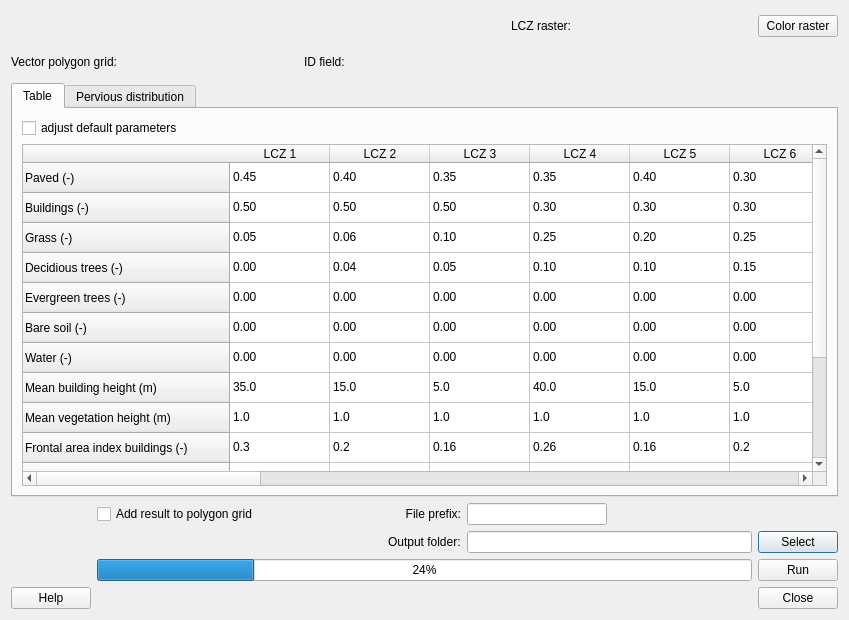
This is LCZ_Converter/LCZ_converter_dialog_base.ui in UMEP-dev/UMEP as Qt 5 draws it before an edit. The edited form follows.
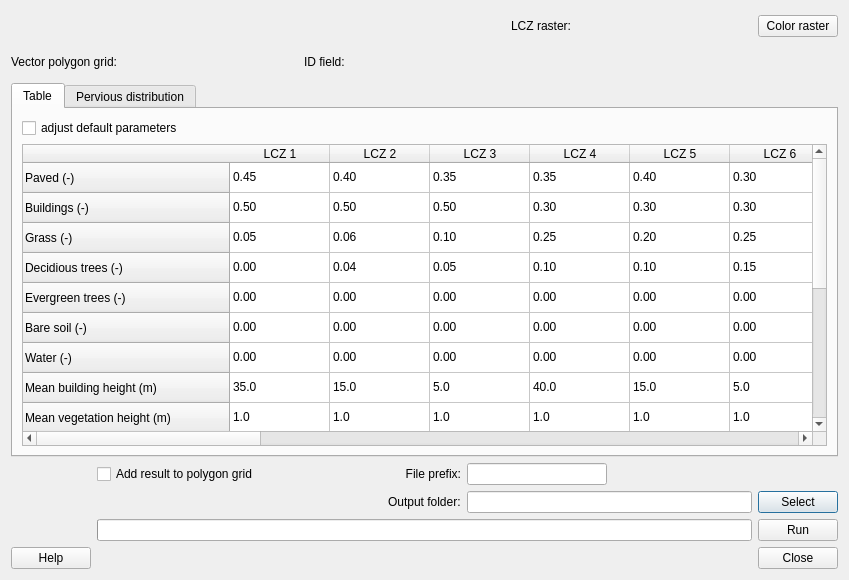
This is the edited form.

What changed in the file:
```diff
--- a/LCZ_Converter/LCZ_converter_dialog_base.ui
+++ b/LCZ_Converter/LCZ_converter_dialog_base.ui
@@ -7,7 +7,7 @@
     <x>0</x>
     <y>0</y>
     <width>849</width>
-    <height>620</height>
+    <height>580</height>
    </rect>
   </property>
   <property name="windowTitle">
@@ -143,7 +143,10 @@
      <item row="2" column="1" colspan="5">
       <widget class="QProgressBar" name="progressBar">
        <property name="value">
-        <number>24</number>
+        <number>0</number>
+       </property>
+       <property name="textVisible">
+        <bool>false</bool>
        </property>
       </widget>
      </item>
@@ -263,6 +266,11 @@
            <string>Maximum vegetation height (m)</string>
           </property>
          </row>
+         <row>
+          <property name="text">
+           <string>Heigh to width ratio (-)</string>
+          </property>
+         </row>
          <column>
           <property name="text">
            <string>LCZ 1</string>
@@ -1623,6 +1631,91 @@
            <string>0.01</string>
           </property>
          </item>
+         <item row="15" column="0">
+          <property name="text">
+           <string>2.5</string>
+          </property>
+         </item>
+         <item row="15" column="1">
+          <property name="text">
+           <string>1.25</string>
+          </property>
+         </item>
+         <item row="15" column="2">
+          <property name="text">
+           <string>1.25</string>
+          </property>
+         </item>
+         <item row="15" column="3">
+          <property name="text">
+           <string>1.0</string>
+          </property>
+         </item>
+         <item row="15" column="4">
+          <property name="text">
+           <string>0.5</string>
+          </property>
+         </item>
+         <item row="15" column="5">
+          <property name="text">
+           <string>0.5</string>
+          </property>
+         </item>
+         <item row="15" column="6">
+          <property name="text">
+           <string>1.5</string>
+          </property>
+         </item>
+         <item row="15" column="7">
+          <property name="text">
+           <string>0.2</string>
+          </property>
+         </item>
+         <item row="15" column="8">
+          <property name="text">
+           <string>0.15</string>
+          </property>
+         </item>
+         <item row="15" column="9">
+          <property name="text">
+           <string>0.35</string>
+          </property>
+         </item>
+         <item row="15" column="10">
+          <property name="text">
+           <string>0.02</string>
+          </property>
+         </item>
+         <item row="15" column="11">
+          <property name="text">
+           <string>0.02</string>
+          </property>
+         </item>
+         <item row="15" column="12">
+          <property name="text">
+           <string>0.02</string>
+          </property>
+         </item>
+         <item row="15" column="13">
+          <property name="text">
+           <string>0.02</string>
+          </property>
+         </item>
+         <item row="15" column="14">
+          <property name="text">
+           <string>0.03</string>
+          </property>
+         </item>
+         <item row="15" column="15">
+          <property name="text">
+           <string>0.02</string>
+          </property>
+         </item>
+         <item row="15" column="16">
+          <property name="text">
+           <string>0.0</string>
+          </property>
+         </item>
         </widget>
        </item>
       </layout>
```
